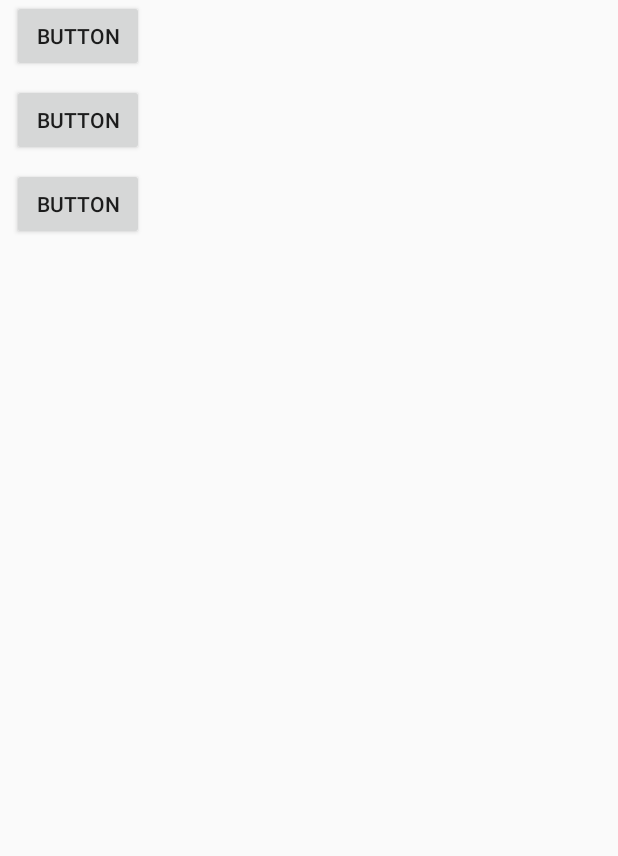
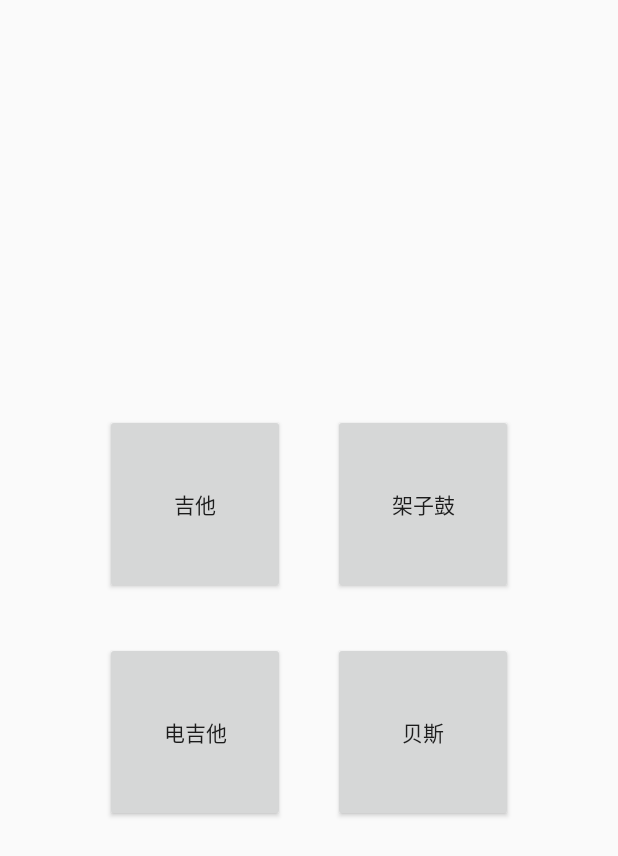
Before and after one commit to ailearncoder/AmazingDrum, an Android app: the screen it shows after launch (TestActivity before the commit, MainBandActivity after it), on a phone screen of 412 x 824 dp. Shown: the top 856 px of the screen. Run offline under Robolectric (Android 15) with nearby library versions, the phone set to English and light mode, and no system bars; our stand-ins replace ButterKnife.

Commit message:
完善乐器选择界面

```diff
--- a/app/src/main/AndroidManifest.xml
+++ b/app/src/main/AndroidManifest.xml
@@ -21,7 +21,7 @@
         android:supportsRtl="true"
         android:theme="@android:style/Theme.DeviceDefault.Light.NoActionBar">
         <activity
-            android:name=".activity.TestActivity"
+            android:name=".activity.MainBandActivity"
             android:label="@string/app_name"
             android:theme="@style/AppTheme.NoActionBar">
             <intent-filter>
@@ -32,7 +32,5 @@
         </activity>
         <activity android:name=".activity.RoomActivity" />
         <activity android:name=".activity.JoinActivity" />
-        <activity android:name=".activity.MainBandActivity"></activity>
     </application>
-
 </manifest>
--- a/app/src/main/java/com/example/panpan/amazingdrum/activity/MainBandActivity.java
+++ b/app/src/main/java/com/example/panpan/amazingdrum/activity/MainBandActivity.java
@@ -1,15 +1,98 @@
 package com.example.panpan.amazingdrum.activity;
 
 import android.app.Activity;
+import android.content.Intent;
 import android.os.Bundle;
+import android.view.KeyEvent;
+import android.view.View;
+import android.widget.Button;
 
 import com.example.panpan.amazingdrum.R;
 
+import butterknife.ButterKnife;
+import butterknife.InjectView;
+import butterknife.OnClick;
+
 public class MainBandActivity extends Activity {
+
+    @InjectView(R.id.button1)
+    Button button1;
+    @InjectView(R.id.button2)
+    Button button2;
+    @InjectView(R.id.button3)
+    Button button3;
+    @InjectView(R.id.button4)
+    Button button4;
+    @InjectView(R.id.button5)
+    Button button5;
+    @InjectView(R.id.button6)
+    Button button6;
+    public static int instrumentType = 0;
 
     @Override
     protected void onCreate(Bundle savedInstanceState) {
         super.onCreate(savedInstanceState);
         setContentView(R.layout.activity_main_band);
+        ButterKnife.inject(this);
+        setButtonVisible(false);
+    }
+
+    @OnClick({R.id.button1, R.id.button2, R.id.button3, R.id.button4, R.id.button5, R.id.button6})
+    public void onViewClicked(View view) {
+        switch (view.getId()) {
+            case R.id.button1:
+                setButtonVisible(true);
+                instrumentType = 0;
+                break;
+            case R.id.button2:
+                setButtonVisible(true);
+                instrumentType = 1;
+                break;
+            case R.id.button3:
+                setButtonVisible(true);
+                instrumentType = 2;
+                break;
+            case R.id.button4:
+                setButtonVisible(true);
+                instrumentType = 3;
+                break;
+            case R.id.button5:
+                startActivity(new Intent(this, JoinActivity.class));
+                break;
+            case R.id.button6:
+                startActivity(new Intent(this, RoomActivity.class));
+                break;
+        }
+    }
+
+    private void setButtonVisible(boolean model) {
+        if (model) {
+            button1.setVisibility(View.GONE);
+            button2.setVisibility(View.GONE);
+            button3.setVisibility(View.GONE);
+            button4.setVisibility(View.GONE);
+            button5.setVisibility(View.VISIBLE);
+            button6.setVisibility(View.VISIBLE);
+        } else {
+            button1.setVisibility(View.VISIBLE);
+            button2.setVisibility(View.VISIBLE);
+            button3.setVisibility(View.VISIBLE);
+            button4.setVisibility(View.VISIBLE);
+            button5.setVisibility(View.GONE);
+            button6.setVisibility(View.GONE);
+        }
+    }
+
+    @Override
+    public boolean onKeyDown(int keyCode, KeyEvent event) {
+        if (keyCode == KeyEvent.KEYCODE_BACK) {
+            if (button1.getVisibility() == View.VISIBLE)
+                return super.onKeyDown(keyCode, event);
+            else {
+                setButtonVisible(false);
+                return true;
+            }
+        }
+        return super.onKeyDown(keyCode, event);
     }
 }
--- a/app/src/main/java/com/example/panpan/amazingdrum/activity/RoomActivity.java
+++ b/app/src/main/java/com/example/panpan/amazingdrum/activity/RoomActivity.java
@@ -45,7 +45,7 @@ public class RoomActivity extends Activity {
     private void initView() {
         adapter = new ArrayAdapter<>(this, android.R.layout.simple_list_item_1);
         listMembers.setAdapter(adapter);
-        textInfo.setText("How to enter room?\nPlease input:" + IpAdressUtils.getIp(this) + ":8888");
+        textInfo.setText("How to enter room?\nPlease input:" + IpAdressUtils.getIp(this));
     }
 
     @OnClick(R.id.button_begin)
--- a/app/src/main/res/layout/activity_main_band.xml
+++ b/app/src/main/res/layout/activity_main_band.xml
@@ -8,48 +8,72 @@
 
     <Button
         android:id="@+id/button1"
-        android:layout_width="wrap_content"
-        android:layout_height="wrap_content"
-        android:layout_marginBottom="8dp"
-        android:layout_marginRight="8dp"
+        android:layout_width="120dp"
+        android:layout_height="120dp"
+        android:layout_marginBottom="16dp"
+        android:layout_marginRight="16dp"
         android:text="吉他"
         app:layout_constraintBottom_toTopOf="@+id/guideline2"
         app:layout_constraintRight_toLeftOf="@+id/guideline1" />
 
     <Button
         android:id="@+id/button2"
-        android:layout_width="wrap_content"
-        android:layout_height="wrap_content"
-        android:layout_marginBottom="8dp"
-        android:layout_marginLeft="8dp"
+        android:layout_width="120dp"
+        android:layout_height="120dp"
+        android:layout_marginBottom="16dp"
+        android:layout_marginLeft="16dp"
         android:text="架子鼓"
         app:layout_constraintBottom_toTopOf="@+id/guideline2"
         app:layout_constraintLeft_toLeftOf="@+id/guideline1" />
 
     <Button
         android:id="@+id/button3"
-        android:layout_width="wrap_content"
-        android:layout_height="wrap_content"
-        android:layout_marginRight="8dp"
-        android:layout_marginTop="8dp"
+        android:layout_width="120dp"
+        android:layout_height="120dp"
+        android:layout_marginRight="16dp"
+        android:layout_marginTop="16dp"
         android:text="电吉他"
         app:layout_constraintRight_toLeftOf="@+id/guideline1"
         app:layout_constraintTop_toTopOf="@+id/guideline2" />
 
     <Button
         android:id="@+id/button4"
+        android:layout_width="120dp"
+        android:layout_height="120dp"
+        android:layout_marginLeft="16dp"
+        android:layout_marginTop="16dp"
+        android:text="贝斯"
+        app:layout_constraintLeft_toLeftOf="@+id/guideline1"
+        app:layout_constraintTop_toTopOf="@+id/guideline2" />
+
+    <Button
+        android:id="@+id/button5"
+        android:layout_width="wrap_content"
+        android:layout_height="wrap_content"
+        android:layout_marginBottom="8dp"
+        android:layout_marginLeft="8dp"
+        android:layout_marginRight="8dp"
+        android:text="加入房间"
+        app:layout_constraintBottom_toTopOf="@+id/guideline2"
+        app:layout_constraintLeft_toLeftOf="parent"
+        app:layout_constraintRight_toRightOf="parent" />
+
+    <Button
+        android:id="@+id/button6"
         android:layout_width="wrap_content"
         android:layout_height="wrap_content"
         android:layout_marginLeft="8dp"
+        android:layout_marginRight="8dp"
         android:layout_marginTop="8dp"
-        android:text="Button"
-        app:layout_constraintLeft_toLeftOf="@+id/guideline1"
+        android:text="创建房间"
+        app:layout_constraintLeft_toLeftOf="parent"
+        app:layout_constraintRight_toRightOf="parent"
         app:layout_constraintTop_toTopOf="@+id/guideline2" />
 
     <android.support.constraint.Guideline
+        android:id="@+id/guideline1"
         android:layout_width="wrap_content"
         android:layout_height="wrap_content"
-        android:id="@+id/guideline1"
         android:orientation="vertical"
         app:layout_constraintGuide_percent="0.5" />
 
```
